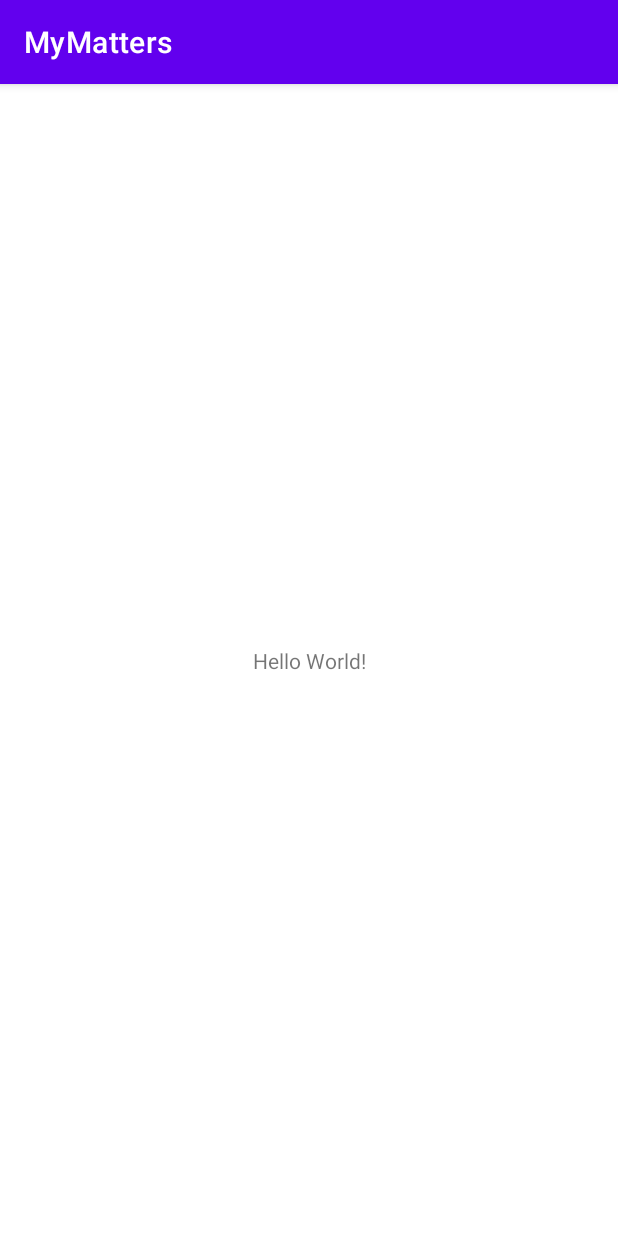
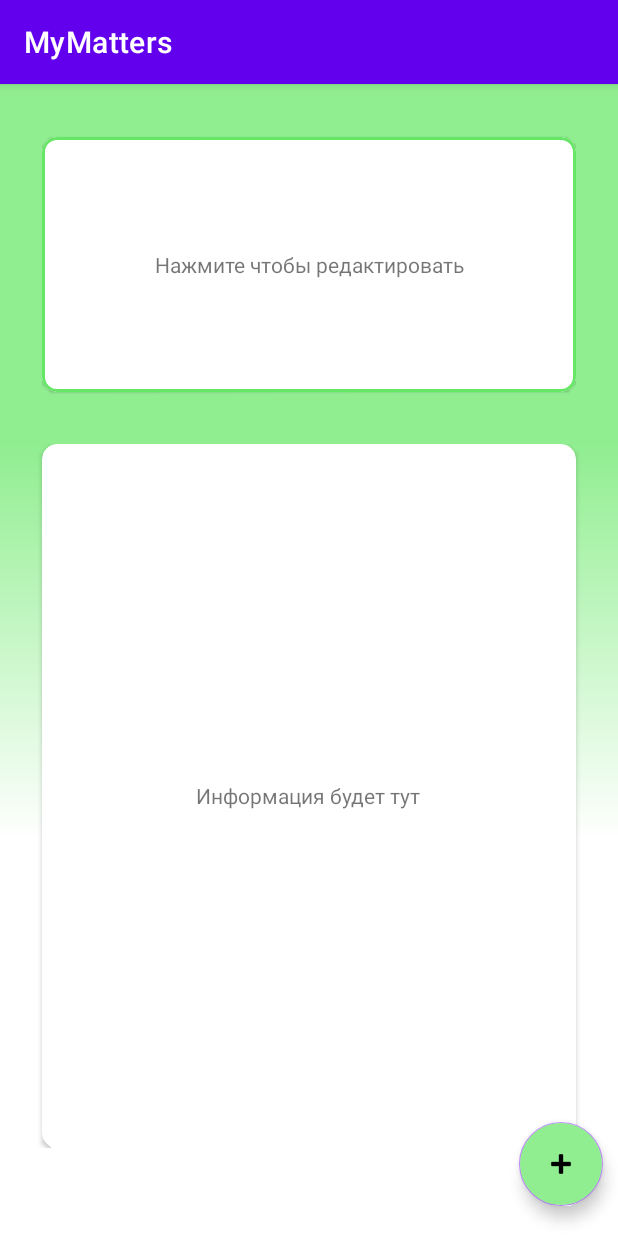
Before and after one commit to kamidevelop/MyMatters, an Android app: the screen it shows after launch (MainActivity), on a phone screen of 412 x 824 dp. Run offline under Robolectric (Android 15) with nearby library versions, the phone set to English and light mode, and no system bars; our stand-ins replace navigation-ui.

Commit message:
Squashed commit of the following:
commit 005db6770716cff1087f92afc257cf49b1017353
Author: Kamikotonaru <kezin.danil@yandex.ru>
Date:   Tue Aug 23 16:32:04 2022 +0700

    Add basic nav behaviour

    Add basic navigation behavior

commit 7d3d170ee3b6dcaa68b514a9dd9d38f85a0bd45c
Author: Kamikotonaru <kezin.danil@yandex.ru>
Date:   Sun Aug 21 01:11:41 2022 +0700

    Add fragment container for check

commit 75b88423304689988b99858b0adeac59fe5502d0
Author: Kamikotonaru <kezin.danil@yandex.ru>
Date:   Sat Aug 20 19:01:18 2022 +0700

    End dev cardday

commit a1d7b35a869d37585d648d8ff617825043e4cf80
Author: Kamikotonaru <kezin.danil@yandex.ru>
Date:   Sat Aug 20 16:24:13 2022 +0700

    Begin dev cardday

```diff
--- a/app/build.gradle
+++ b/app/build.gradle
@@ -40,6 +40,8 @@ dependencies {
     implementation 'androidx.legacy:legacy-support-v4:1.0.0'
     implementation 'androidx.lifecycle:lifecycle-livedata-ktx:2.3.1'
     implementation 'androidx.lifecycle:lifecycle-viewmodel-ktx:2.3.1'
+    implementation 'androidx.navigation:navigation-fragment-ktx:2.5.1'
+    implementation 'androidx.navigation:navigation-ui-ktx:2.5.1'
     testImplementation 'junit:junit:4.13.2'
     androidTestImplementation 'androidx.test.ext:junit:1.1.3'
     androidTestImplementation 'androidx.test.espresso:espresso-core:3.4.0'
--- a/app/src/main/java/com/example/mymatters/MainActivity.kt
+++ b/app/src/main/java/com/example/mymatters/MainActivity.kt
@@ -2,10 +2,16 @@ package com.example.mymatters
 
 import androidx.appcompat.app.AppCompatActivity
 import android.os.Bundle
+import androidx.navigation.fragment.NavHostFragment
+import androidx.navigation.ui.setupWithNavController
+import com.google.android.material.navigation.NavigationView
 
 class MainActivity : AppCompatActivity() {
     override fun onCreate(savedInstanceState: Bundle?) {
         super.onCreate(savedInstanceState)
         setContentView(R.layout.activity_main)
+        val host = supportFragmentManager.findFragmentById(R.id.nav_сontroller) as NavHostFragment? ?: return
+        val navView = findViewById<NavigationView>(R.id.nav_view)
+        navView?.setupWithNavController(host.navController)
     }
 }
--- a/app/src/main/res/layout/activity_main.xml
+++ b/app/src/main/res/layout/activity_main.xml
@@ -1,18 +1,31 @@
 <?xml version="1.0" encoding="utf-8"?>
-<androidx.constraintlayout.widget.ConstraintLayout xmlns:android="http://schemas.android.com/apk/res/android"
+<androidx.drawerlayout.widget.DrawerLayout xmlns:android="http://schemas.android.com/apk/res/android"
     xmlns:app="http://schemas.android.com/apk/res-auto"
     xmlns:tools="http://schemas.android.com/tools"
+    android:id="@+id/drawer_layout"
     android:layout_width="match_parent"
     android:layout_height="match_parent"
-    tools:context=".MainActivity">
+    android:fitsSystemWindows="true"
+    tools:context=".MainActivity"
+    tools:menu="@menu/drawer_menu">
 
-    <TextView
+    <androidx.fragment.app.FragmentContainerView
+        android:id="@+id/nav_сontroller"
+        android:name="androidx.navigation.fragment.NavHostFragment"
+        android:layout_width="match_parent"
+        android:layout_height="match_parent"
+        app:defaultNavHost="true"
+        app:navGraph="@navigation/routes_bottom"
+        tools:layout="@layout/fragment_family" />
+
+    <com.google.android.material.navigation.NavigationView
+        android:id="@+id/nav_view"
         android:layout_width="wrap_content"
-        android:layout_height="wrap_content"
-        android:text="Hello World!"
-        app:layout_constraintBottom_toBottomOf="parent"
-        app:layout_constraintEnd_toEndOf="parent"
-        app:layout_constraintStart_toStartOf="parent"
-        app:layout_constraintTop_toTopOf="parent" />
+        android:layout_height="match_parent"
+        android:layout_gravity="start"
+        android:fitsSystemWindows="true"
+        app:menu="@menu/drawer_menu">
 
-</androidx.constraintlayout.widget.ConstraintLayout>
+    </com.google.android.material.navigation.NavigationView>
+
+</androidx.drawerlayout.widget.DrawerLayout>
--- /dev/null
+++ b/app/src/main/res/menu/drawer_menu.xml
@@ -0,0 +1,13 @@
+<?xml version="1.0" encoding="utf-8"?>
+<menu xmlns:android="http://schemas.android.com/apk/res/android">
+    <item android:title="@string/title_finance">
+        <menu>
+            <group android:checkableBehavior="single">
+                <item android:title="Семья" android:id="@+id/familyFragment" />
+                <item android:title="Доходы/Расходы" android:id="@+id/incomeDemandFragment"/>
+                <item android:title="Карточка дня" android:id="@+id/cardDayFragment"/>
+                <item android:title="Материальные цели" android:id="@+id/targetsFragment"/>
+            </group>
+        </menu>
+    </item>
+</menu>
--- /dev/null
+++ b/app/src/main/res/navigation/routes_bottom.xml
@@ -0,0 +1,68 @@
+<?xml version="1.0" encoding="utf-8"?>
+<navigation xmlns:android="http://schemas.android.com/apk/res/android"
+    xmlns:app="http://schemas.android.com/apk/res-auto"
+    xmlns:tools="http://schemas.android.com/tools"
+    android:id="@+id/routes"
+    app:startDestination="@id/familyFragment">
+
+    <fragment
+        android:id="@+id/familyFragment"
+        android:name="com.example.mymatters.family.FamilyFragment"
+        android:label="fragment_family"
+        tools:layout="@layout/fragment_family">
+        <action
+            android:id="@+id/action_familyFragment_to_incomeDemandFragment"
+            app:destination="@id/incomeDemandFragment" />
+        <action
+            android:id="@+id/action_familyFragment_to_cardDayFragment"
+            app:destination="@id/cardDayFragment" />
+        <action
+            android:id="@+id/action_familyFragment_to_targetsFragment"
+            app:destination="@id/targetsFragment" />
+    </fragment>
+    <fragment
+        android:id="@+id/incomeDemandFragment"
+        android:name="com.example.mymatters.incomedemand.IncomeDemandFragment"
+        android:label="fragment_income_demand"
+        tools:layout="@layout/fragment_income_demand">
+        <action
+            android:id="@+id/action_incomeDemandFragment_to_familyFragment"
+            app:destination="@id/familyFragment" />
+        <action
+            android:id="@+id/action_incomeDemandFragment_to_cardDayFragment"
+            app:destination="@id/cardDayFragment" />
+        <action
+            android:id="@+id/action_incomeDemandFragment_to_targetsFragment"
+            app:destination="@id/targetsFragment" />
+    </fragment>
+    <fragment
+        android:id="@+id/cardDayFragment"
+        android:name="com.example.mymatters.cardday.CardDayFragment"
+        android:label="fragment_card_day"
+        tools:layout="@layout/fragment_card_day">
+        <action
+            android:id="@+id/action_cardDayFragment_to_incomeDemandFragment"
+            app:destination="@id/incomeDemandFragment" />
+        <action
+            android:id="@+id/action_cardDayFragment_to_familyFragment"
+            app:destination="@id/familyFragment" />
+        <action
+            android:id="@+id/action_cardDayFragment_to_targetsFragment"
+            app:destination="@id/targetsFragment" />
+    </fragment>
+    <fragment
+        android:id="@+id/targetsFragment"
+        android:name="com.example.mymatters.targets.TargetsFragment"
+        android:label="fragment_targets"
+        tools:layout="@layout/fragment_targets">
+        <action
+            android:id="@+id/action_targetsFragment_to_cardDayFragment"
+            app:destination="@id/cardDayFragment" />
+        <action
+            android:id="@+id/action_targetsFragment_to_incomeDemandFragment"
+            app:destination="@id/incomeDemandFragment" />
+        <action
+            android:id="@+id/action_targetsFragment_to_familyFragment"
+            app:destination="@id/familyFragment" />
+    </fragment>
+</navigation>
--- /dev/null
+++ b/app/src/main/res/navigation/routes_drawer.xml
@@ -0,0 +1,6 @@
+<?xml version="1.0" encoding="utf-8"?>
+<navigation xmlns:android="http://schemas.android.com/apk/res/android"
+    xmlns:app="http://schemas.android.com/apk/res-auto"
+    android:id="@+id/routes_drawer">
+
+</navigation>
--- a/app/src/main/res/values-night/themes.xml
+++ b/app/src/main/res/values-night/themes.xml
@@ -1,6 +1,7 @@
 <resources xmlns:tools="http://schemas.android.com/tools">
     <!-- Base application theme. -->
     <style name="Theme.MyMatters" parent="Theme.MaterialComponents.DayNight.DarkActionBar">
+        <item name="android:forceDarkAllowed" tools:targetApi="q">false</item>
         <!-- Primary brand color. -->
         <item name="colorPrimary">@color/purple_200</item>
         <item name="colorPrimaryVariant">@color/purple_700</item>
--- a/app/src/main/res/values/strings.xml
+++ b/app/src/main/res/values/strings.xml
@@ -2,4 +2,5 @@
     <string name="app_name">MyMatters</string>
     <string name="title_press_for_edit">Нажмите чтобы редактировать</string>
     <string name="title_information_here">Информация будет тут</string>
+    <string name="title_finance">Учёт финансов</string>
 </resources>
--- a/app/src/main/res/values/themes.xml
+++ b/app/src/main/res/values/themes.xml
@@ -1,6 +1,7 @@
 <resources xmlns:tools="http://schemas.android.com/tools">
     <!-- Base application theme. -->
     <style name="Theme.MyMatters" parent="Theme.MaterialComponents.DayNight.DarkActionBar">
+        <item name="android:forceDarkAllowed" tools:targetApi="q">false</item>
         <!-- Primary brand color. -->
         <item name="colorPrimary">@color/purple_500</item>
         <item name="colorPrimaryVariant">@color/purple_700</item>
```
Also changed, not shown: app/src/main/java/com/example/mymatters/CommonFragment.kt (added, +59 -0 lines), app/src/main/java/com/example/mymatters/cardday/CardDayFragment.kt (added, +32 -0 lines), app/src/main/java/com/example/mymatters/cardday/CardDayViewModel.kt (added, +7 -0 lines), app/src/main/res/layout/fragment_card_day.xml (added, +7 -0 lines), app/src/main/res/layout/fragment_common.xml (added, +13 -0 lines).
